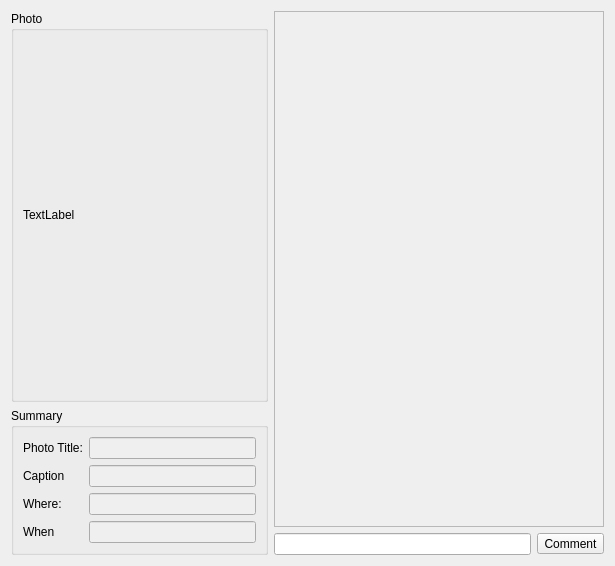
The window that retroshare-gui/src/gui/PhotoShare/PhotoDialog.ui (RetroShare/RetroShare) describes before a commit, drawn with Qt 5.
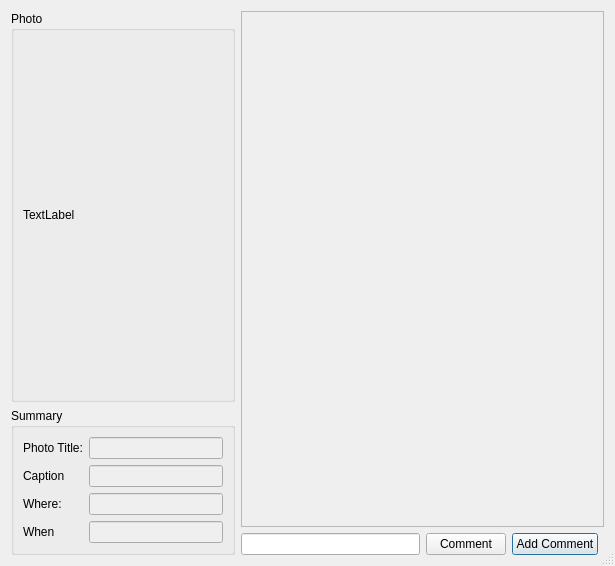
The same window after the commit. Icons and pictures are not drawn.

Commit message: Fixed utf8 handling in photo comments. Some cosmetic changes.

```diff
--- a/retroshare-gui/src/gui/PhotoShare/PhotoDialog.ui
+++ b/retroshare-gui/src/gui/PhotoShare/PhotoDialog.ui
@@ -10,15 +10,16 @@
     <height>566</height>
    </rect>
   </property>
-  <property name="sizePolicy">
-   <sizepolicy hsizetype="Expanding" vsizetype="Expanding">
-    <horstretch>0</horstretch>
-    <verstretch>0</verstretch>
-   </sizepolicy>
-  </property>
   <property name="windowTitle">
    <string>PhotoShare</string>
   </property>
+  <property name="windowIcon">
+   <iconset resource="../images.qrc">
+    <normaloff>:/images/rstray3.png</normaloff>:/images/rstray3.png</iconset>
+  </property>
+  <property name="sizeGripEnabled">
+   <bool>true</bool>
+  </property>
   <layout class="QGridLayout" name="gridLayout_2">
    <item row="0" column="0">
     <widget class="QGroupBox" name="albumGroup">
@@ -54,7 +55,7 @@
      </layout>
     </widget>
    </item>
-   <item row="0" column="1" rowspan="2" colspan="2">
+   <item row="0" column="1" rowspan="2" colspan="4">
     <widget class="QScrollArea" name="scrollArea">
      <property name="sizePolicy">
       <sizepolicy hsizetype="Expanding" vsizetype="Expanding">
@@ -76,7 +77,7 @@
        <rect>
         <x>0</x>
         <y>0</y>
-        <width>325</width>
+        <width>369</width>
         <height>18</height>
        </rect>
       </property>
@@ -194,8 +195,15 @@
    <item row="2" column="1">
     <widget class="QLineEdit" name="lineEdit"/>
    </item>
+   <item row="2" column="3">
+    <widget class="QPushButton" name="pushButton_AddCommentDlg">
+     <property name="text">
+      <string>Add Comment</string>
+     </property>
+    </widget>
+   </item>
    <item row="2" column="2">
-    <widget class="QToolButton" name="toolButton_AddComment">
+    <widget class="QPushButton" name="pushButton_AddComment">
      <property name="text">
       <string>Comment</string>
      </property>
```
Left out of the diff: 4 changed lines with no effect on the pictures. The commit also changes 12 other files.
